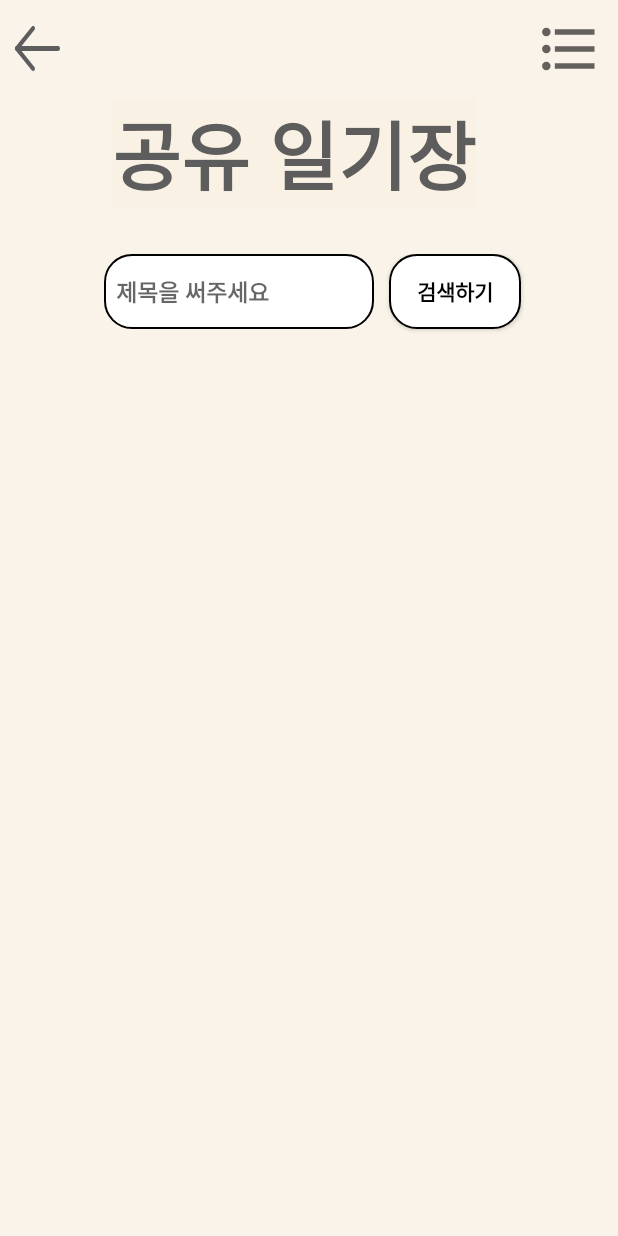
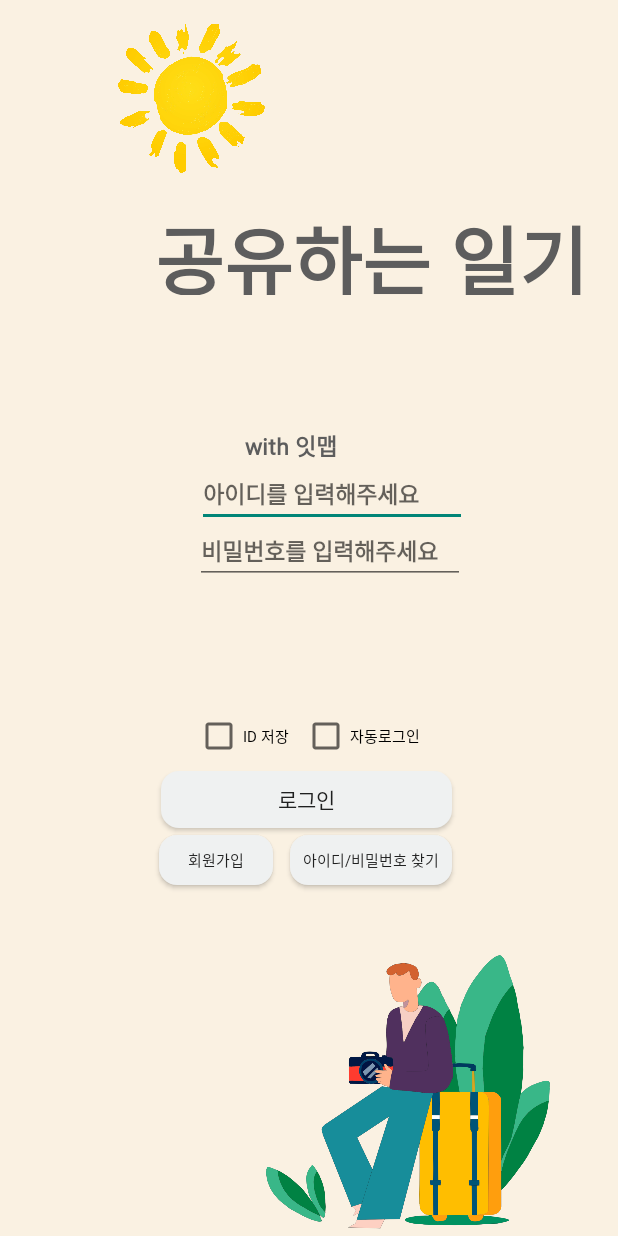
Before and after one commit to Junbeetime/Mapping, an Android app: the screen it shows after launch (ShareDiaryTitle before the commit, LoginActivity after it), on a phone screen of 412 x 824 dp. Run offline under Robolectric (Android 15) with nearby library versions, the phone set to English and light mode, and no system bars.

Commit message:
5-28-14:56  login xml 재수정 및 디자인 + diary 재수정

```diff
--- a/app/src/main/AndroidManifest.xml
+++ b/app/src/main/AndroidManifest.xml
@@ -16,7 +16,7 @@
             android:name=".StartActivity"
             android:exported="false" />
         <activity
-            android:name=".LoginActivity"
+            android:name=".ShareDiaryTitle"
             android:exported="false" />
         <activity
             android:name=".MainActivity"
@@ -34,7 +34,7 @@
         <meta-data
             android:name="com.google.android.geo.API_KEY"
             android:value="AIzaSyBPEPe286Kk1x_77p476_efFLuZ3lKo6VU"/>
-        <activity android:name=".ShareDiaryTitle"
+        <activity android:name=".LoginActivity"
             android:exported="true">
             <intent-filter>
                 <action android:name="android.intent.action.MAIN" />
--- a/app/src/main/res/layout/activity_login.xml
+++ b/app/src/main/res/layout/activity_login.xml
@@ -1,204 +1,187 @@
 <?xml version="1.0" encoding="utf-8"?>
-<androidx.constraintlayout.widget.ConstraintLayout xmlns:android="http://schemas.android.com/apk/res/android"
+<RelativeLayout
+    xmlns:android="http://schemas.android.com/apk/res/android"
     xmlns:app="http://schemas.android.com/apk/res-auto"
     xmlns:tools="http://schemas.android.com/tools"
     android:layout_width="match_parent"
     android:layout_height="match_parent"
     android:background="#FAF1E2">
 
+
     <TextView
-        android:id="@+id/text_login_title"
-        android:layout_width="228dp"
-        android:layout_height="49dp"
+        android:id="@+id/login_title"
+        android:layout_width="wrap_content"
+        android:layout_height="61dp"
+        android:layout_alignParentStart="true"
+        android:layout_alignParentTop="true"
+        android:layout_centerHorizontal="true"
+        android:layout_marginStart="103dp"
+        android:layout_marginTop="135dp"
         android:fontFamily="@font/sanghu_dajungdagam"
-        android:text="함께 쓰는 일기"
+        android:text="공유하는 일기"
         android:textColor="#5D5D5D"
         android:textSize="50dp"
         android:textStyle="bold"
-        app:layout_constraintBottom_toBottomOf="parent"
         app:layout_constraintEnd_toEndOf="parent"
-        app:layout_constraintHorizontal_bias="0.497"
+        app:layout_constraintHorizontal_bias="0.515"
         app:layout_constraintStart_toStartOf="parent"
-        app:layout_constraintTop_toTopOf="parent"
-        app:layout_constraintVertical_bias="0.18" />
+        tools:layout_editor_absoluteY="87dp" />
 
     <TextView
-        android:id="@+id/loginText"
+        android:id="@+id/login_subtitle"
+        android:layout_width="75dp"
+        android:layout_height="wrap_content"
+        android:layout_alignParentStart="true"
+        android:layout_alignParentTop="true"
+        android:layout_centerHorizontal="true"
+        android:layout_marginStart="163dp"
+        android:layout_marginTop="285dp"
+        android:fontFamily="@font/sangju_haerye"
+        android:text="with 잇맵"
+        android:textColor="#5D5D5D"
+        android:textSize="15dp"
+        android:textStyle="bold"
+        app:layout_constraintEnd_toEndOf="parent"
+        app:layout_constraintHorizontal_bias="0.515"
+        app:layout_constraintStart_toStartOf="parent"
+        tools:layout_editor_absoluteY="87dp" />
+
+    <EditText
+        android:id="@+id/login_textid"
         android:layout_width="wrap_content"
         android:layout_height="wrap_content"
-        android:fontFamily="@font/sangju_haerye"
-        android:text="with mapping"
-        android:textColor="#424242"
+        android:layout_alignParentStart="true"
+        android:layout_alignParentTop="true"
+        android:layout_centerInParent="true"
+        android:layout_marginStart="131dp"
+        android:layout_marginTop="307dp"
+        android:ems="10"
+        android:fontFamily="@font/sanghu_dajungdagam"
+        android:hint="아이디를 입력해주세요"
+        android:maxLength="20"
+        android:singleLine="true"
+        android:textColor="#5D5D5D"
+        android:textSize="15dp"
         android:textStyle="bold"
-        app:layout_constraintBottom_toBottomOf="parent"
         app:layout_constraintEnd_toEndOf="parent"
+        app:layout_constraintHorizontal_bias="0.515"
         app:layout_constraintStart_toStartOf="parent"
-        app:layout_constraintTop_toTopOf="parent"
-        app:layout_constraintVertical_bias="0.322" />
+        tools:layout_editor_absoluteY="87dp" />
 
     <EditText
-        android:id="@+id/editTextTextId"
+        android:id="@+id/login_text_password"
         android:layout_width="wrap_content"
         android:layout_height="wrap_content"
-        android:layout_marginTop="8dp"
+        android:layout_alignParentStart="true"
+        android:layout_alignParentTop="true"
+        android:layout_centerInParent="true"
+        android:layout_marginStart="130dp"
+        android:layout_marginTop="345dp"
         android:ems="10"
-        android:hint="아이디를 입력해주세요"
-        android:inputType="textPersonName"
-        android:minHeight="48dp"
         android:fontFamily="@font/sanghu_dajungdagam"
+        android:hint="비밀번호를 입력해주세요"
+        android:maxLength="20"
+        android:singleLine="true"
+        android:textColor="#5D5D5D"
+        android:textSize="15dp"
+        android:textStyle="bold"
         app:layout_constraintEnd_toEndOf="parent"
-        app:layout_constraintHorizontal_bias="0.502"
+        app:layout_constraintHorizontal_bias="0.515"
         app:layout_constraintStart_toStartOf="parent"
-        app:layout_constraintTop_toBottomOf="@+id/loginText" />
+        tools:layout_editor_absoluteY="87dp" />
 
-    <EditText
-        android:id="@+id/editTextTextPassword"
+    <CheckBox
+        android:id="@+id/login_idsave_checkbox"
         android:layout_width="wrap_content"
         android:layout_height="wrap_content"
-        android:layout_marginTop="4dp"
-        android:ems="10"
-        android:hint="비밀번호를 입력해주세요"
-        android:fontFamily="@font/sanghu_dajungdagam"
-        android:inputType="textPassword"
-        android:maxLength="15"
-        android:minHeight="48dp"
-        app:layout_constraintEnd_toEndOf="parent"
-        app:layout_constraintHorizontal_bias="0.492"
-        app:layout_constraintStart_toStartOf="parent"
-        app:layout_constraintTop_toBottomOf="@+id/editTextTextId" />
+        android:layout_alignParentStart="true"
+        android:layout_alignParentBottom="true"
+        android:layout_marginStart="130dp"
+        android:layout_marginBottom="317dp"
+        android:fontFamily="@font/sangju_haerye"
+        android:text="ID 저장"
+        android:textSize="10sp" />
+
 
     <CheckBox
-        android:id="@+id/checkBox5"
+        android:id="@+id/login_autologin_checkbox"
         android:layout_width="wrap_content"
         android:layout_height="wrap_content"
-        android:layout_marginStart="20dp"
-        android:text="ID 저장"
-        android:textSize="10sp"
+        android:layout_alignParentStart="true"
+        android:layout_alignParentBottom="true"
+        android:layout_marginStart="201dp"
+        android:layout_marginBottom="317dp"
         android:fontFamily="@font/sangju_haerye"
-        app:layout_constraintStart_toStartOf="@+id/guideline2"
-        app:layout_constraintTop_toBottomOf="@+id/editTextTextPassword" />
-
-    <CheckBox
-        android:id="@+id/checkBox6"
-        android:layout_width="wrap_content"
-        android:layout_height="wrap_content"
-        android:layout_marginStart="28dp"
-        android:text="자동 로그인"
-        android:textSize="10sp"
-        android:fontFamily="@font/sangju_haerye"
-        app:layout_constraintStart_toEndOf="@+id/checkBox5"
-        app:layout_constraintTop_toBottomOf="@+id/editTextTextPassword" />
-
-    <Button
-        android:id="@+id/loginButton"
-        android:layout_width="210dp"
-        android:layout_height="49dp"
-        android:layout_marginTop="32dp"
-        android:backgroundTint="@drawable/btn_white"
-        android:text="로그인"
-        app:layout_constraintEnd_toEndOf="parent"
-        app:layout_constraintHorizontal_bias="0.502"
-        app:layout_constraintStart_toStartOf="parent"
-        app:layout_constraintTop_toBottomOf="@+id/editTextTextPassword"
-        android:fontFamily="@font/sangju_gotgam"
-        />
-
-    <Button
-        android:id="@+id/signupButton"
-        android:layout_width="wrap_content"
-        android:layout_height="wrap_content"
-        android:layout_marginTop="4dp"
-        android:layout_marginEnd="220dp"
-        android:text="회원가입"
-        android:textColor="#5E5E5E"
-        android:backgroundTint="@drawable/btn_white"
-        android:textSize="10sp"
-        app:layout_constraintEnd_toEndOf="parent"
-        app:layout_constraintHorizontal_bias="0.0"
-        app:layout_constraintStart_toStartOf="@+id/guideline2"
-        app:layout_constraintTop_toBottomOf="@+id/loginButton"
-        android:fontFamily="@font/sangju_gotgam"/>
+        android:text="자동로그인"
+        android:textSize="10sp" />
 
 
     <Button
-        android:id="@+id/findButton"
-        android:layout_width="wrap_content"
-        android:layout_height="wrap_content"
-        android:layout_marginStart="32dp"
-        android:layout_marginTop="4dp"
-        android:backgroundTint="@drawable/btn_white"
+        android:id="@+id/login_login_Button"
+        android:layout_width="194dp"
+        android:layout_height="38dp"
+        android:layout_alignParentStart="true"
+        android:layout_alignParentBottom="true"
+        android:layout_centerHorizontal="true"
+        android:layout_marginStart="107dp"
+        android:layout_marginBottom="272dp"
+        android:background="@drawable/solid_diary_button"
+        android:fontFamily="@font/sangju_gotgam"
+        android:text="로그인" />
+
+    <Button
+        android:id="@+id/login_signup_Button"
+        android:layout_width="76dp"
+        android:layout_height="33dp"
+        android:layout_alignParentStart="true"
+        android:layout_alignParentBottom="true"
+        android:layout_centerHorizontal="true"
+        android:layout_marginStart="106dp"
+        android:layout_marginBottom="234dp"
+        android:background="@drawable/solid_diary_button"
+        android:fontFamily="@font/sangju_gotgam"
+        android:text="회원가입"
+
+        android:textSize="10sp" />
+
+    <Button
+        android:id="@+id/login_find_Button"
+        android:layout_width="108dp"
+        android:layout_height="33dp"
+        android:layout_alignParentStart="true"
+        android:layout_alignParentBottom="true"
+        android:layout_centerHorizontal="true"
+        android:layout_marginStart="193dp"
+        android:layout_marginBottom="234dp"
+        android:background="@drawable/solid_diary_button"
+        android:fontFamily="@font/sangju_gotgam"
         android:text="아이디/비밀번호 찾기"
-        android:textColor="#5E5E5E"
-        android:textSize="10sp"
-        app:layout_constraintEnd_toStartOf="@+id/guideline3"
-        app:layout_constraintHorizontal_bias="1.0"
-        app:layout_constraintStart_toEndOf="@+id/signupButton"
-        app:layout_constraintTop_toBottomOf="@+id/loginButton"
-        android:fontFamily="@font/sangju_gotgam"/>
 
-    <LinearLayout
-        android:layout_width="300dp"
-        android:layout_height="60dp"
-        android:layout_marginBottom="160dp"
-        android:orientation="horizontal"
-        app:layout_constraintBottom_toBottomOf="parent"
-        app:layout_constraintEnd_toEndOf="parent"
-        app:layout_constraintHorizontal_bias="0.512"
-        app:layout_constraintStart_toStartOf="parent">
+        android:textSize="10sp" />
+
+    <ImageView
+        android:id="@+id/imageView3"
+        android:layout_width="313dp"
+        android:layout_height="525dp"
+        android:layout_alignParentStart="true"
+        android:layout_alignParentEnd="true"
+        android:layout_alignParentBottom="true"
+        android:layout_centerVertical="true"
+        android:layout_marginStart="111dp"
+        android:layout_marginEnd="-14dp"
+        android:layout_marginBottom="-166dp"
+        app:srcCompat="@drawable/loginbackgorund" />
+
+    <ImageView
+        android:id="@+id/imageView2"
+        android:layout_width="257dp"
+        android:layout_height="129dp"
+        android:layout_alignParentStart="true"
+        android:layout_alignParentTop="true"
+        android:layout_centerInParent="true"
+        android:layout_marginStart="-1dp"
+        android:layout_marginTop="2dp"
+        app:srcCompat="@drawable/sun" />
 
 
-        <ImageButton
-            android:backgroundTint="@drawable/btn_white"
-            android:id="@+id/naverButton"
-            android:layout_width="0dp"
-            android:layout_height="wrap_content"
-            android:layout_weight="1"
-            android:layout_marginLeft="10dp"
-            android:scaleType="fitCenter"
-            app:srcCompat="@drawable/naver" />
-
-
-        <ImageButton
-            android:backgroundTint="@drawable/btn_white"
-            android:id="@+id/kakaoButton"
-            android:layout_width="0dp"
-            android:layout_height="wrap_content"
-            android:layout_weight="1"
-            android:scaleType="centerInside"
-            app:layout_constraintEnd_toStartOf="@+id/guideline3"
-            app:layout_constraintTop_toBottomOf="@+id/findButton"
-            app:srcCompat="@drawable/kakao" />
-
-        <ImageButton
-            android:backgroundTint="@drawable/btn_white"
-            android:id="@+id/googleButton"
-            android:layout_width="0dp"
-            android:layout_height="wrap_content"
-            android:layout_weight="1"
-            android:scaleType="centerInside"
-            app:layout_constraintStart_toStartOf="@+id/guideline2"
-            app:layout_constraintTop_toBottomOf="@+id/signupButton"
-            app:srcCompat="@drawable/google" />
-
-
-    </LinearLayout>
-
-    <androidx.constraintlayout.widget.Guideline
-        android:id="@+id/guideline2"
-        android:layout_width="wrap_content"
-        android:layout_height="wrap_content"
-        android:orientation="vertical"
-        app:layout_constraintGuide_begin="101dp" />
-
-    <androidx.constraintlayout.widget.Guideline
-        android:id="@+id/guideline3"
-        android:layout_width="wrap_content"
-        android:layout_height="wrap_content"
-        android:orientation="vertical"
-        app:layout_constraintGuide_begin="310dp" />
-
-
-
-
-
-</androidx.constraintlayout.widget.ConstraintLayout>
+</RelativeLayout>
```
Also changed, not shown: app/src/main/res/layout/activity_diary.xml (+14 -9 lines), app/src/main/res/drawable-v24/loginbackgorund.png (added), app/src/main/res/drawable-v24/loginbackground.jpg (added), app/src/main/res/drawable/sun.jpg (added).
